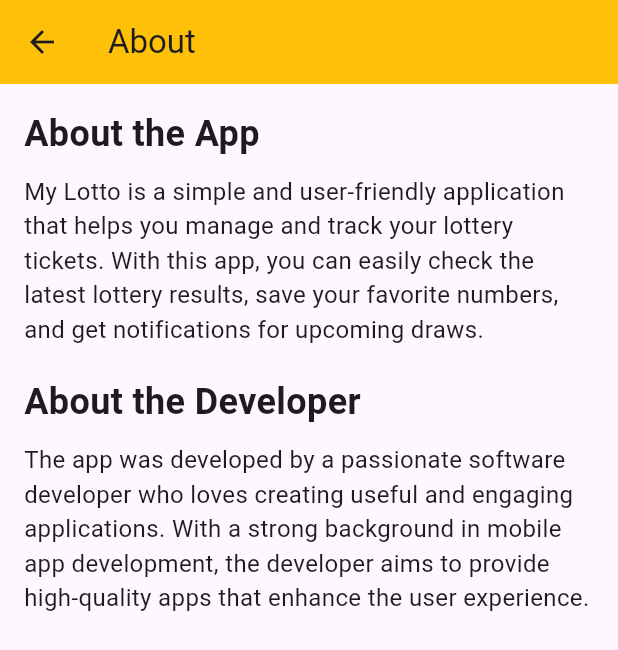
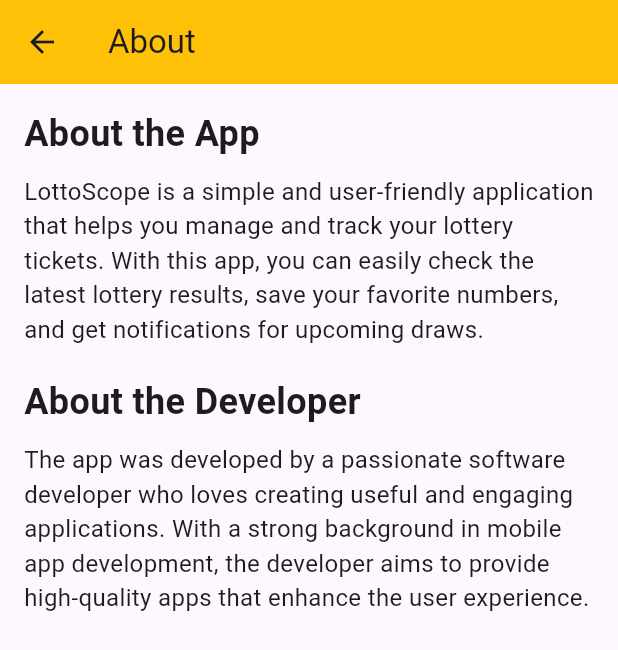
Before and after one commit to lightdarkmaster/LottoScope, a Flutter app: the screen it shows after launch, in the side drawer, after a tap on "About", on a phone screen of 412 x 824 dp. Shown: the top 650 px of the screen. Run offline on Flutter 3.47's test engine with Material 3 defaults, Android fonts, the phone set to English and light mode, and no system bars; our stand-ins replace table_calendar.

Commit message:
Update Content in the About page

```diff
--- a/lib/pages/about.dart
+++ b/lib/pages/about.dart
@@ -21,7 +21,7 @@ class AboutPage extends StatelessWidget {
             ),
             SizedBox(height: 10),
             Text(
-              'My Lotto is a simple and user-friendly application that helps you manage and track your lottery tickets. '
+              'LottoScope is a simple and user-friendly application that helps you manage and track your lottery tickets. '
               'With this app, you can easily check the latest lottery results, save your favorite numbers, and get notifications for upcoming draws.',
               style: TextStyle(fontSize: 16),
             ),
```
Also changed, not shown: lib/pages/const/const.dart (deleted, +0 -13 lines).
